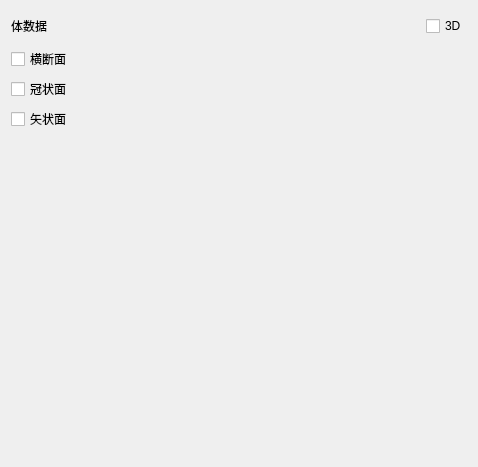
This is Modules/VolumeDisplayController/Resources/UI/qSlicerVolumeDisplayControllerModuleWidget.ui in zpphigh/STK as Qt 5 draws it before an edit. The edited form follows.
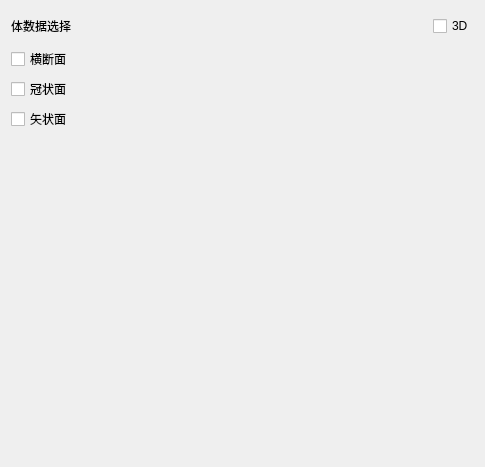
This is the edited form. Custom widgets are drawn as their Qt base class.

Commit message: enhance controls

```diff
--- a/Modules/VolumeDisplayController/Resources/UI/qSlicerVolumeDisplayControllerModuleWidget.ui
+++ b/Modules/VolumeDisplayController/Resources/UI/qSlicerVolumeDisplayControllerModuleWidget.ui
@@ -25,7 +25,7 @@
         </size>
        </property>
        <property name="text">
-        <string>体数据</string>
+        <string>体数据选择</string>
        </property>
       </widget>
      </item>
@@ -33,7 +33,7 @@
       <widget class="qMRMLNodeComboBox" name="ActiveVolumeNodeSelector" native="true">
        <property name="minimumSize">
         <size>
-         <width>0</width>
+         <width>350</width>
          <height>30</height>
         </size>
        </property>
```
The commit also changes 1 other file.
